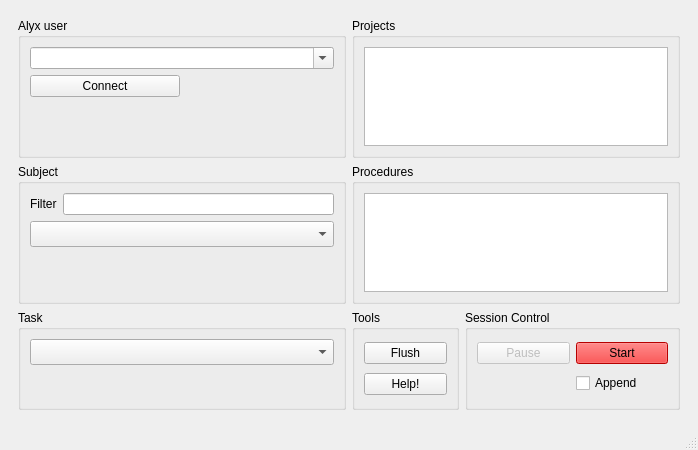
Old version of the form iblrig/gui/wizard.ui in the repository int-brain-lab/iblrig.
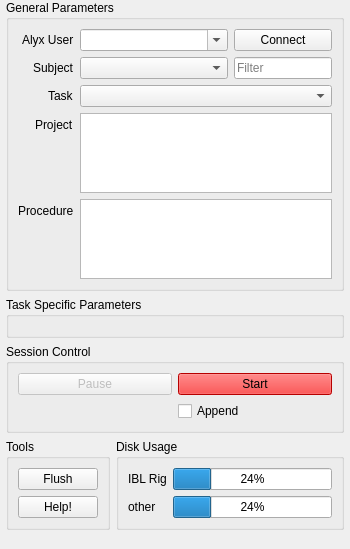
New version of the form.

Commit message: add task parameters to gui

Patch:
```diff
--- a/iblrig/gui/wizard.ui
+++ b/iblrig/gui/wizard.ui
@@ -6,500 +6,713 @@
    <rect>
     <x>0</x>
     <y>0</y>
-    <width>698</width>
-    <height>450</height>
+    <width>350</width>
+    <height>517</height>
    </rect>
   </property>
+  <property name="sizePolicy">
+   <sizepolicy hsizetype="Fixed" vsizetype="Preferred">
+    <horstretch>0</horstretch>
+    <verstretch>0</verstretch>
+   </sizepolicy>
+  </property>
+  <property name="minimumSize">
+   <size>
+    <width>350</width>
+    <height>0</height>
+   </size>
+  </property>
+  <property name="maximumSize">
+   <size>
+    <width>350</width>
+    <height>16777215</height>
+   </size>
+  </property>
+  <property name="sizeIncrement">
+   <size>
+    <width>0</width>
+    <height>0</height>
+   </size>
+  </property>
+  <property name="contextMenuPolicy">
+   <enum>Qt::DefaultContextMenu</enum>
+  </property>
   <property name="windowTitle">
    <string>IBL Rig Wizard</string>
   </property>
+  <property name="windowOpacity">
+   <double>1.000000000000000</double>
+  </property>
+  <property name="autoFillBackground">
+   <bool>false</bool>
+  </property>
+  <property name="animated">
+   <bool>false</bool>
+  </property>
+  <property name="documentMode">
+   <bool>false</bool>
+  </property>
   <widget class="QWidget" name="centralwidget">
-   <layout class="QVBoxLayout" name="verticalLayout_3">
+   <property name="sizePolicy">
+    <sizepolicy hsizetype="MinimumExpanding" vsizetype="MinimumExpanding">
+     <horstretch>0</horstretch>
+     <verstretch>0</verstretch>
+    </sizepolicy>
+   </property>
+   <property name="minimumSize">
+    <size>
+     <width>350</width>
+     <height>0</height>
+    </size>
+   </property>
+   <layout class="QHBoxLayout" name="horizontalLayout_3" stretch="0">
+    <property name="spacing">
+     <number>6</number>
+    </property>
+    <property name="sizeConstraint">
+     <enum>QLayout::SetDefaultConstraint</enum>
+    </property>
+    <property name="leftMargin">
+     <number>0</number>
+    </property>
+    <property name="topMargin">
+     <number>0</number>
+    </property>
+    <property name="rightMargin">
+     <number>0</number>
+    </property>
+    <property name="bottomMargin">
+     <number>0</number>
+    </property>
     <item>
-     <widget class="QFrame" name="uiFrameAlyx">
-      <property name="maximumSize">
-       <size>
-        <width>16777215</width>
-        <height>16777215</height>
-       </size>
+     <layout class="QGridLayout" name="mainGrid">
+      <property name="sizeConstraint">
+       <enum>QLayout::SetMinimumSize</enum>
       </property>
-      <property name="frameShape">
-       <enum>QFrame::NoFrame</enum>
+      <property name="leftMargin">
+       <number>6</number>
       </property>
-      <property name="frameShadow">
-       <enum>QFrame::Plain</enum>
+      <property name="topMargin">
+       <number>0</number>
       </property>
-      <layout class="QGridLayout" name="gridLayout_4">
-       <item row="1" column="2">
-        <widget class="QGroupBox" name="uiGroupProcedures">
-         <property name="sizePolicy">
-          <sizepolicy hsizetype="Preferred" vsizetype="Preferred">
-           <horstretch>3</horstretch>
-           <verstretch>0</verstretch>
-          </sizepolicy>
+      <property name="rightMargin">
+       <number>6</number>
+      </property>
+      <property name="bottomMargin">
+       <number>0</number>
+      </property>
+      <item row="4" column="0">
+       <widget class="QGroupBox" name="uiGroupTools">
+        <property name="sizePolicy">
+         <sizepolicy hsizetype="Preferred" vsizetype="Minimum">
+          <horstretch>0</horstretch>
+          <verstretch>0</verstretch>
+         </sizepolicy>
+        </property>
+        <property name="title">
+         <string>Tools</string>
+        </property>
+        <layout class="QGridLayout" name="gridLayout_3" columnstretch="0">
+         <property name="sizeConstraint">
+          <enum>QLayout::SetFixedSize</enum>
          </property>
-         <property name="title">
-          <string>Procedures</string>
+         <item row="1" column="0">
+          <widget class="QPushButton" name="uiPushHelp">
+           <property name="statusTip">
+            <string>open the iblrig documentation</string>
+           </property>
+           <property name="text">
+            <string>Help!</string>
+           </property>
+          </widget>
+         </item>
+         <item row="0" column="0">
+          <widget class="QPushButton" name="uiPushFlush">
+           <property name="enabled">
+            <bool>true</bool>
+           </property>
+           <property name="statusTip">
+            <string>flush the valve</string>
+           </property>
+           <property name="text">
+            <string>Flush</string>
+           </property>
+           <property name="checkable">
+            <bool>true</bool>
+           </property>
+          </widget>
+         </item>
+        </layout>
+       </widget>
+      </item>
+      <item row="4" column="1">
+       <widget class="QGroupBox" name="uiGroupDiskSpace">
+        <property name="sizePolicy">
+         <sizepolicy hsizetype="Preferred" vsizetype="Minimum">
+          <horstretch>0</horstretch>
+          <verstretch>0</verstretch>
+         </sizepolicy>
+        </property>
+        <property name="title">
+         <string>Disk Usage</string>
+        </property>
+        <layout class="QFormLayout" name="formLayout_2">
+         <property name="sizeConstraint">
+          <enum>QLayout::SetMinimumSize</enum>
          </property>
-         <layout class="QGridLayout" name="gridLayout_2">
-          <item row="1" column="0">
-           <widget class="QListView" name="uiListProcedures">
-            <property name="palette">
-             <palette>
-              <active>
-               <colorrole role="Highlight">
-                <brush brushstyle="SolidPattern">
-                 <color alpha="255">
-                  <red>0</red>
-                  <green>120</green>
-                  <blue>215</blue>
-                 </color>
-                </brush>
-               </colorrole>
-               <colorrole role="HighlightedText">
-                <brush brushstyle="SolidPattern">
-                 <color alpha="255">
-                  <red>255</red>
-                  <green>255</green>
-                  <blue>255</blue>
-                 </color>
-                </brush>
-               </colorrole>
-              </active>
-              <inactive>
-               <colorrole role="Highlight">
-                <brush brushstyle="SolidPattern">
-                 <color alpha="255">
-                  <red>0</red>
-                  <green>120</green>
-                  <blue>215</blue>
-                 </color>
-                </brush>
-               </colorrole>
-               <colorrole role="HighlightedText">
-                <brush brushstyle="SolidPattern">
-                 <color alpha="255">
-                  <red>255</red>
-                  <green>255</green>
-                  <blue>255</blue>
-                 </color>
-                </brush>
-               </colorrole>
-              </inactive>
-              <disabled>
-               <colorrole role="Highlight">
-                <brush brushstyle="SolidPattern">
-                 <color alpha="255">
-                  <red>0</red>
-                  <green>120</green>
-                  <blue>215</blue>
-                 </color>
-                </brush>
-               </colorrole>
-               <colorrole role="HighlightedText">
-                <brush brushstyle="SolidPattern">
-                 <color alpha="255">
-                  <red>255</red>
-                  <green>255</green>
-                  <blue>255</blue>
-                 </color>
-                </brush>
-               </colorrole>
-              </disabled>
-             </palette>
-            </property>
-            <property name="cursor" stdset="0">
-             <cursorShape>PointingHandCursor</cursorShape>
-            </property>
-            <property name="focusPolicy">
-             <enum>Qt::TabFocus</enum>
-            </property>
-            <property name="editTriggers">
-             <set>QAbstractItemView::NoEditTriggers</set>
-            </property>
-            <property name="selectionMode">
-             <enum>QAbstractItemView::MultiSelection</enum>
-            </property>
-           </widget>
-          </item>
-         </layout>
-        </widget>
-       </item>
-       <item row="0" column="2">
-        <widget class="QGroupBox" name="uiGroupProjects">
-         <property name="sizePolicy">
-          <sizepolicy hsizetype="Preferred" vsizetype="Preferred">
-           <horstretch>3</horstretch>
-           <verstretch>0</verstretch>
-          </sizepolicy>
+         <property name="fieldGrowthPolicy">
+          <enum>QFormLayout::AllNonFixedFieldsGrow</enum>
          </property>
-         <property name="maximumSize">
-          <size>
-           <width>16777215</width>
-           <height>16777215</height>
-          </size>
+         <item row="1" column="1">
+          <widget class="QProgressBar" name="uiProgressDiskSpaceOther">
+           <property name="statusTip">
+            <string>space used by other data</string>
+           </property>
+           <property name="value">
+            <number>24</number>
+           </property>
+          </widget>
+         </item>
+         <item row="0" column="1">
+          <widget class="QProgressBar" name="uiProgressDiskSpaceV8">
+           <property name="statusTip">
+            <string>space used by IBL Rig data</string>
+           </property>
+           <property name="value">
+            <number>24</number>
+           </property>
+          </widget>
+         </item>
+         <item row="0" column="0">
+          <widget class="QLabel" name="uiLabelDiskSpaceV8">
+           <property name="text">
+            <string>IBL Rig</string>
+           </property>
+          </widget>
+         </item>
+         <item row="1" column="0">
+          <widget class="QLabel" name="uiLabelDiskSpaceOther">
+           <property name="text">
+            <string>other</string>
+           </property>
+          </widget>
+         </item>
+        </layout>
+       </widget>
+      </item>
+      <item row="3" column="0" colspan="2">
+       <widget class="QGroupBox" name="uiGroupSessionControl">
+        <property name="sizePolicy">
+         <sizepolicy hsizetype="Preferred" vsizetype="Minimum">
+          <horstretch>0</horstretch>
+          <verstretch>0</verstretch>
+         </sizepolicy>
+        </property>
+        <property name="title">
+         <string>Session Control</string>
+        </property>
+        <layout class="QGridLayout" name="gridLayout" columnstretch="0,0,0">
+         <property name="sizeConstraint">
+          <enum>QLayout::SetMinAndMaxSize</enum>
          </property>
-         <property name="title">
-          <string>Projects</string>
+         <property name="leftMargin">
+          <number>9</number>
          </property>
-         <layout class="QGridLayout" name="gridLayout_3">
-          <item row="0" column="0">
-           <widget class="QListView" name="uiListProjects">
-            <property name="palette">
-             <palette>
-              <active>
-               <colorrole role="Highlight">
-                <brush brushstyle="SolidPattern">
-                 <color alpha="255">
-                  <red>0</red>
-                  <green>120</green>
-                  <blue>215</blue>
-                 </color>
-                </brush>
-               </colorrole>
-               <colorrole role="HighlightedText">
-                <brush brushstyle="SolidPattern">
-                 <color alpha="255">
-                  <red>255</red>
-                  <green>255</green>
-                  <blue>255</blue>
-                 </color>
-                </brush>
-               </colorrole>
-              </active>
-              <inactive>
-               <colorrole role="Highlight">
-                <brush brushstyle="SolidPattern">
-                 <color alpha="255">
-                  <red>0</red>
-                  <green>120</green>
-                  <blue>215</blue>
-                 </color>
-                </brush>
-               </colorrole>
-               <colorrole role="HighlightedText">
-                <brush brushstyle="SolidPattern">
-                 <color alpha="255">
-                  <red>255</red>
-                  <green>255</green>
-                  <blue>255</blue>
-                 </color>
-                </brush>
-               </colorrole>
-              </inactive>
-              <disabled>
-               <colorrole role="Highlight">
-                <brush brushstyle="SolidPattern">
-                 <color alpha="255">
-                  <red>0</red>
-                  <green>120</green>
-                  <blue>215</blue>
-                 </color>
-                </brush>
-               </colorrole>
-               <colorrole role="HighlightedText">
-                <brush brushstyle="SolidPattern">
-                 <color alpha="255">
-                  <red>255</red>
-                  <green>255</green>
-                  <blue>255</blue>
-                 </color>
-                </brush>
-               </colorrole>
-              </disabled>
-             </palette>
-            </property>
-            <property name="cursor" stdset="0">
-             <cursorShape>PointingHandCursor</cursorShape>
-            </property>
-            <property name="focusPolicy">
-             <enum>Qt::TabFocus</enum>
-            </property>
-            <property name="editTriggers">
-             <set>QAbstractItemView::NoEditTriggers</set>
-            </property>
-            <property name="selectionMode">
-             <enum>QAbstractItemView::MultiSelection</enum>
-            </property>
-           </widget>
-          </item>
-         </layout>
-        </widget>
-       </item>
-       <item row="1" column="0">
-        <widget class="QGroupBox" name="uiGroupSubject">
-         <property name="sizePolicy">
-          <sizepolicy hsizetype="Preferred" vsizetype="Preferred">
-           <horstretch>3</horstretch>
-           <verstretch>0</verstretch>
-          </sizepolicy>
+         <property name="horizontalSpacing">
+          <number>6</number>
          </property>
-         <property name="title">
-          <string>Subject</string>
+         <item row="2" column="1">
+          <widget class="QPushButton" name="uiPushPause">
+           <property name="enabled">
+            <bool>false</bool>
+           </property>
+           <property name="statusTip">
+            <string>pause the session after the current trial</string>
+           </property>
+           <property name="text">
+            <string>Pause</string>
+           </property>
+           <property name="checkable">
+            <bool>true</bool>
+           </property>
+           <property name="checked">
+            <bool>false</bool>
+           </property>
+          </widget>
+         </item>
+         <item row="2" column="2">
+          <widget class="QPushButton" name="uiPushStart">
+           <property name="statusTip">
+            <string>start the session</string>
+           </property>
+           <property name="styleSheet">
+            <string notr="true">QPushButton { background-color: red; }</string>
+           </property>
+           <property name="text">
+            <string>Start</string>
+           </property>
+          </widget>
+         </item>
+         <item row="3" column="2">
+          <widget class="QCheckBox" name="uiCheckAppend">
+           <property name="sizePolicy">
+            <sizepolicy hsizetype="Minimum" vsizetype="Fixed">
+             <horstretch>0</horstretch>
+             <verstretch>0</verstretch>
+            </sizepolicy>
+           </property>
+           <property name="toolTip">
+            <string/>
+           </property>
+           <property name="statusTip">
+            <string>append to previous session</string>
+           </property>
+           <property name="text">
+            <string>Append</string>
+           </property>
+          </widget>
+         </item>
+        </layout>
+       </widget>
+      </item>
+      <item row="2" column="0" colspan="2">
+       <widget class="QGroupBox" name="uiGroupTaskParameters">
+        <property name="enabled">
+         <bool>true</bool>
+        </property>
+        <property name="sizePolicy">
+         <sizepolicy hsizetype="Preferred" vsizetype="Fixed">
+          <horstretch>0</horstretch>
+          <verstretch>0</verstretch>
+         </sizepolicy>
+        </property>
+        <property name="minimumSize">
+         <size>
+          <width>0</width>
+          <height>0</height>
+         </size>
+        </property>
+        <property name="title">
+         <string>Task Specific Parameters</string>
+        </property>
+        <layout class="QFormLayout" name="formLayout_3">
+         <property name="fieldGrowthPolicy">
+          <enum>QFormLayout::AllNonFixedFieldsGrow</enum>
          </property>
-         <property name="flat">
-          <bool>false</bool>
+         <property name="labelAlignment">
+          <set>Qt::AlignRight|Qt::AlignTrailing|Qt::AlignVCenter</set>
          </property>
-         <property name="checkable">
-          <bool>false</bool>
+        </layout>
+       </widget>
+      </item>
+      <item row="1" column="0" colspan="2">
+       <widget class="QGroupBox" name="uiGroupParameters">
+        <property name="sizePolicy">
+         <sizepolicy hsizetype="Expanding" vsizetype="Fixed">
+          <horstretch>0</horstretch>
+          <verstretch>0</verstretch>
+         </sizepolicy>
+        </property>
+        <property name="title">
+         <string>General Parameters</string>
+        </property>
+        <layout class="QFormLayout" name="formLayout">
+         <property name="sizeConstraint">
+          <enum>QLayout::SetMinimumSize</enum>
          </property>
-         <layout class="QVBoxLayout" name="verticalLayout_2">
-          <item>
-           <layout class="QFormLayout" name="formLayout">
-            <item row="0" column="1">
-             <widget class="QLineEdit" name="lineEditSubject"/>
+         <property name="fieldGrowthPolicy">
+          <enum>QFormLayout::ExpandingFieldsGrow</enum>
+         </property>
+         <property name="labelAlignment">
+          <set>Qt::AlignRight|Qt::AlignTrailing|Qt::AlignVCenter</set>
+         </property>
+         <item row="0" column="0">
+          <widget class="QLabel" name="label">
+           <property name="text">
+            <string>Alyx User</string>
+           </property>
+          </widget>
+         </item>
+         <item row="0" column="1">
+          <widget class="QFrame" name="frame_3">
+           <property name="sizePolicy">
+            <sizepolicy hsizetype="Expanding" vsizetype="Fixed">
+             <horstretch>0</horstretch>
+             <verstretch>0</verstretch>
+            </sizepolicy>
+           </property>
+           <property name="frameShape">
+            <enum>QFrame::NoFrame</enum>
+           </property>
+           <property name="frameShadow">
+            <enum>QFrame::Plain</enum>
+           </property>
+           <layout class="QHBoxLayout" name="horizontalLayout_2">
+            <property name="leftMargin">
+             <number>0</number>
+            </property>
+            <property name="topMargin">
+             <number>0</number>
+            </property>
+            <property name="rightMargin">
+             <number>0</number>
+            </property>
+            <property name="bottomMargin">
+             <number>0</number>
+            </property>
+            <item>
+             <widget class="QComboBox" name="uiComboUser">
+              <property name="sizePolicy">
+               <sizepolicy hsizetype="Expanding" vsizetype="Fixed">
+                <horstretch>3</horstretch>
+                <verstretch>0</verstretch>
+               </sizepolicy>
+              </property>
+              <property name="statusTip">
+               <string>enter or select your Alyx username</string>
+              </property>
+              <property name="editable">
+               <bool>true</bool>
+              </property>
+             </widget>
             </item>
-            <item row="0" column="0">
-             <widget class="QLabel" name="label">
+            <item>
+             <widget class="QPushButton" name="uiPushConnect">
+              <property name="sizePolicy">
+               <sizepolicy hsizetype="Preferred" vsizetype="Fixed">
+                <horstretch>2</horstretch>
+                <verstretch>0</verstretch>
+               </sizepolicy>
+              </property>
+              <property name="maximumSize">
+               <size>
+                <width>150</width>
+                <height>16777215</height>
+               </size>
+              </property>
+              <property name="toolTip">
+               <string/>
+              </property>
+              <property name="statusTip">
+               <string>connect to Alyx</string>
+              </property>
               <property name="text">
+               <string>Connect</string>
+              </property>
+             </widget>
+            </item>
+           </layout>
+          </widget>
+         </item>
+         <item row="1" column="0">
+          <widget class="QLabel" name="label_2">
+           <property name="text">
+            <string>Subject</string>
+           </property>
+          </widget>
+         </item>
+         <item row="1" column="1">
+          <widget class="QFrame" name="frame_2">
+           <property name="sizePolicy">
+            <sizepolicy hsizetype="Expanding" vsizetype="Fixed">
+             <horstretch>0</horstretch>
+             <verstretch>0</verstretch>
+            </sizepolicy>
+           </property>
+           <property name="frameShape">
+            <enum>QFrame::NoFrame</enum>
+           </property>
+           <property name="frameShadow">
+            <enum>QFrame::Plain</enum>
+           </property>
+           <layout class="QHBoxLayout" name="horizontalLayout">
+            <property name="leftMargin">
+             <number>0</number>
+            </property>
+            <property name="topMargin">
+             <number>0</number>
+            </property>
+            <property name="rightMargin">
+             <number>0</number>
+            </property>
+            <property name="bottomMargin">
+             <number>0</number>
+            </property>
+            <item>
+             <widget class="QComboBox" name="uiComboSubject">
+              <property name="sizePolicy">
+               <sizepolicy hsizetype="Expanding" vsizetype="Fixed">
+                <horstretch>3</horstretch>
+                <verstretch>0</verstretch>
+               </sizepolicy>
+              </property>
+              <property name="minimumSize">
+               <size>
+                <width>0</width>
+                <height>0</height>
+               </size>
+              </property>
+              <property name="statusTip">
+               <string>choose a subject</string>
+              </property>
+             </widget>
+            </item>
+            <item>
+             <widget class="QLineEdit" name="lineEditSubject">
+              <property name="sizePolicy">
+               <sizepolicy hsizetype="Preferred" vsizetype="Fixed">
+                <horstretch>2</horstretch>
+                <verstretch>0</verstretch>
+               </sizepolicy>
+              </property>
+              <property name="statusTip">
+               <string>filter displayed subjects by name</string>
+              </property>
+              <property name="layoutDirection">
+               <enum>Qt::LeftToRight</enum>
+              </property>
+              <property name="placeholderText">
                <string>Filter</string>
               </property>
              </widget>
             </item>
            </layout>
-          </item>
-          <item>
-           <widget class="QComboBox" name="uiComboSubject">
-            <property name="minimumSize">
-             <size>
-              <width>0</width>
-              <height>26</height>
-             </size>
-            </property>
-           </widget>
-          </item>
-          <item>
-           <spacer name="verticalSpacer">
-            <property name="orientation">
-             <enum>Qt::Vertical</enum>
-            </property>
-            <property name="sizeHint" stdset="0">
-             <size>
-              <width>20</width>
-              <height>40</height>
-             </size>
-            </property>
-           </spacer>
-          </item>
-         </layout>
-        </widget>
-       </item>
-       <item row="2" column="0">
-        <widget class="QGroupBox" name="uiGroupTask">
-         <property name="sizePolicy">
-          <sizepolicy hsizetype="Preferred" vsizetype="Preferred">
-           <horstretch>3</horstretch>
-           <verstretch>0</verstretch>
-          </sizepolicy>
-         </property>
-         <property name="minimumSize">
-          <size>
-           <width>0</width>
-           <height>100</height>
-          </size>
-         </property>
-         <property name="title">
-          <string>Task</string>
-         </property>
-         <layout class="QVBoxLayout" name="verticalLayout_4">
-          <item>
-           <widget class="QComboBox" name="uiComboTask">
-            <property name="minimumSize">
-             <size>
-              <width>300</width>
-              <height>26</height>
-             </size>
-            </property>
-           </widget>
-          </item>
-          <item>
-           <spacer name="verticalSpacer_3">
-            <property name="orientation">
-             <enum>Qt::Vertical</enum>
-            </property>
-            <property name="sizeHint" stdset="0">
-             <size>
-              <width>20</width>
-              <height>40</height>
-             </size>
-            </property>
-           </spacer>
-          </item>
-         </layout>
-        </widget>
-       </item>
-       <item row="0" column="0">
-        <widget class="QGroupBox" name="uiGroupUser">
-         <property name="sizePolicy">
-          <sizepolicy hsizetype="Preferred" vsizetype="Preferred">
-           <horstretch>3</horstretch>
-           <verstretch>0</verstretch>
-          </sizepolicy>
-         </property>
-         <property name="minimumSize">
-          <size>
-           <width>200</width>
-           <height>0</height>
-          </size>
-         </property>
-         <property name="title">
-          <string>Alyx user</string>
-         </property>
-         <layout class="QVBoxLayout" name="verticalLayout">
-          <item>
-           <widget class="QComboBox" name="uiComboUser">
-            <property name="editable">
-             <bool>true</bool>
-            </property>
-           </widget>
-          </item>
-          <item>
-           <widget class="QPushButton" name="uiPushConnect">
-            <property name="maximumSize">
-             <size>
-              <width>150</width>
-              <height>16777215</height>
-             </size>
-            </property>
-            <property name="text">
-             <string>Connect</string>
-            </property>
-           </widget>
-          </item>
-          <item>
-           <spacer name="verticalSpacer_2">
-            <property name="orientation">
-             <enum>Qt::Vertical</enum>
-            </property>
-            <property name="sizeHint" stdset="0">
-             <size>
-              <width>20</width>
-              <height>40</height>
-             </size>
-            </property>
-           </spacer>
-          </item>
-         </layout>
-        </widget>
-       </item>
-       <item row="2" column="2">
-        <widget class="QFrame" name="gridFrame">
-         <property name="sizePolicy">
-          <sizepolicy hsizetype="Preferred" vsizetype="Preferred">
-           <horstretch>3</horstretch>
-           <verstretch>0</verstretch>
-          </sizepolicy>
-         </property>
-         <layout class="QGridLayout" name="gridLayout_7">
-          <property name="leftMargin">
-           <number>0</number>
-          </property>
-          <property name="topMargin">
-           <number>0</number>
-          </property>
-          <property name="rightMargin">
-           <number>0</number>
-          </property>
-          <property name="bottomMargin">
-           <number>0</number>
-          </property>
-          <property name="horizontalSpacing">
-           <number>6</number>
-          </property>
-          <property name="verticalSpacing">
-           <number>0</number>
-          </property>
-          <item row="0" column="0">
-           <widget class="QGroupBox" name="groupBox">
-            <property name="sizePolicy">
-             <sizepolicy hsizetype="Preferred" vsizetype="Preferred">
-              <horstretch>1</horstretch>
-              <verstretch>0</verstretch>
-             </sizepolicy>
-            </property>
-            <property name="title">
-             <string>Tools</string>
-            </property>
-            <layout class="QVBoxLayout" name="verticalLayout_5">
-             <item>
-              <widget class="QPushButton" name="uiPushFlush">
-               <property name="enabled">
-                <bool>true</bool>
-               </property>
-               <property name="text">
-                <string>Flush</string>
-               </property>
-               <property name="checkable">
-                <bool>true</bool>
-               </property>
-              </widget>
-             </item>
-             <item>
-              <widget class="QPushButton" name="uiPushHelp">
-               <property name="text">
-                <string>Help!</string>
-               </property>
-              </widget>
-             </item>
-            </layout>
-           </widget>
-          </item>
-          <item row="0" column="1">
-           <widget class="QGroupBox" name="uiGroupFlow">
-            <property name="sizePolicy">
-             <sizepolicy hsizetype="Preferred" vsizetype="Preferred">
-              <horstretch>2</horstretch>
-              <verstretch>0</verstretch>
-             </sizepolicy>
-            </property>
-            <property name="title">
-             <string>Session Control</string>
-            </property>
-            <layout class="QGridLayout" name="gridLayout">
-             <item row="2" column="1">
-              <widget class="QPushButton" name="uiPushPause">
-               <property name="enabled">
-                <bool>false</bool>
-               </property>
-               <property name="text">
-                <string>Pause</string>
-               </property>
-               <property name="checkable">
-                <bool>true</bool>
-               </property>
-               <property name="checked">
-                <bool>false</bool>
-               </property>
-              </widget>
-             </item>
-             <item row="2" column="2">
-              <widget class="QPushButton" name="uiPushStart">
-               <property name="styleSheet">
-                <string notr="true">QPushButton { background-color: red; }</string>
-               </property>
-               <property name="text">
-                <string>Start</string>
-               </property>
-              </widget>
-             </item>
-             <item row="3" column="2">
-              <widget class="QCheckBox" name="uiCheckAppend">
-               <property name="toolTip">
-                <string>Append to existing session for the same day</string>
-               </property>
-               <property name="text">
-                <string>Append</string>
-               </property>
-              </widget>
-             </item>
-            </layout>
-           </widget>
-          </item>
-         </layout>
-        </widget>
-       </item>
-      </layout>
-     </widget>
+          </widget>
+         </item>
+         <item row="2" column="0">
+          <widget class="QLabel" name="label_4">
+           <property name="text">
+            <string>Task</string>
+           </property>
+          </widget>
+         </item>
+         <item row="2" column="1">
+          <widget class="QComboBox" name="uiComboTask">
+           <property name="sizePolicy">
+            <sizepolicy hsizetype="Expanding" vsizetype="Fixed">
+             <horstretch>0</horstretch>
+             <verstretch>0</verstretch>
+            </sizepolicy>
+           </property>
+           <property name="minimumSize">
+            <size>
+             <width>0</width>
+             <height>0</height>
+            </size>
+           </property>
+           <property name="statusTip">
+            <string>choose a task for the session</string>
+           </property>
+          </widget>
+         </item>
+         <item row="3" column="0">
+          <widget class="QLabel" name="label_3">
+           <property name="text">
+            <string>Project</string>
+           </property>
+          </widget>
+         </item>
+         <item row="3" column="1">
+          <widget class="QListView" name="uiListProjects">
+           <property name="sizePolicy">
+            <sizepolicy hsizetype="Expanding" vsizetype="Expanding">
+             <horstretch>0</horstretch>
+             <verstretch>0</verstretch>
+            </sizepolicy>
+           </property>
+           <property name="maximumSize">
+            <size>
+             <width>16777215</width>
+             <height>80</height>
+            </size>
+           </property>
+           <property name="palette">
+            <palette>
+             <active>
+              <colorrole role="Highlight">
+               <brush brushstyle="SolidPattern">
+                <color alpha="255">
+                 <red>0</red>
+                 <green>120</green>
+                 <blue>215</blue>
+                </color>
+               </brush>
+              </colorrole>
+              <colorrole role="HighlightedText">
+               <brush brushstyle="SolidPattern">
+                <color alpha="255">
+                 <red>255</red>
+                 <green>255</green>
+                 <blue>255</blue>
+                </color>
+               </brush>
+              </colorrole>
+             </active>
+             <inactive>
+              <colorrole role="Highlight">
+               <brush brushstyle="SolidPattern">
+                <color alpha="255">
+                 <red>0</red>
+                 <green>120</green>
+                 <blue>215</blue>
+                </color>
+               </brush>
+              </colorrole>
+              <colorrole role="HighlightedText">
+               <brush brushstyle="SolidPattern">
+                <color alpha="255">
+                 <red>255</red>
+                 <green>255</green>
+                 <blue>255</blue>
+                </color>
+               </brush>
+              </colorrole>
+             </inactive>
+             <disabled>
+              <colorrole role="Highlight">
+               <brush brushstyle="SolidPattern">
+                <color alpha="255">
+                 <red>0</red>
+                 <green>120</green>
+                 <blue>215</blue>
+                </color>
+               </brush>
+              </colorrole>
+              <colorrole role="HighlightedText">
+               <brush brushstyle="SolidPattern">
+                <color alpha="255">
+                 <red>255</red>
+                 <green>255</green>
+                 <blue>255</blue>
+                </color>
+               </brush>
+              </colorrole>
+             </disabled>
+            </palette>
+           </property>
+           <property name="cursor" stdset="0">
+            <cursorShape>PointingHandCursor</cursorShape>
+           </property>
+           <property name="focusPolicy">
+            <enum>Qt::TabFocus</enum>
+           </property>
+           <property name="statusTip">
+            <string>select one or several projects for the session (mandatory)</string>
+           </property>
+           <property name="editTriggers">
+            <set>QAbstractItemView::NoEditTriggers</set>
+           </property>
+           <property name="selectionMode">
+            <enum>QAbstractItemView::MultiSelection</enum>
+           </property>
+          </widget>
+         </item>
+         <item row="4" column="0">
+          <widget class="QLabel" name="label_5">
+           <property name="text">
+            <string>Procedure</string>
+           </property>
+          </widget>
+         </item>
+         <item row="4" column="1">
+          <widget class="QListView" name="uiListProcedures">
+           <property name="sizePolicy">
+            <sizepolicy hsizetype="Expanding" vsizetype="Expanding">
+             <horstretch>0</horstretch>
+             <verstretch>0</verstretch>
+            </sizepolicy>
+           </property>
+           <property name="maximumSize">
+            <size>
+             <width>16777215</width>
+             <height>80</height>
+            </size>
+           </property>
+           <property name="palette">
+            <palette>
+             <active>
+              <colorrole role="Highlight">
+               <brush brushstyle="SolidPattern">
+                <color alpha="255">
+                 <red>0</red>
+                 <green>120</green>
+                 <blue>215</blue>
+                </color>
+               </brush>
+              </colorrole>
+              <colorrole role="HighlightedText">
+               <brush brushstyle="SolidPattern">
+                <color alpha="255">
+                 <red>255</red>
+                 <green>255</green>
+                 <blue>255</blue>
+                </color>
+               </brush>
+              </colorrole>
+             </active>
+             <inactive>
+              <colorrole role="Highlight">
+               <brush brushstyle="SolidPattern">
+                <color alpha="255">
+                 <red>0</red>
+                 <green>120</green>
+                 <blue>215</blue>
+                </color>
+               </brush>
+              </colorrole>
+              <colorrole role="HighlightedText">
+               <brush brushstyle="SolidPattern">
+                <color alpha="255">
+                 <red>255</red>
+                 <green>255</green>
+                 <blue>255</blue>
+                </color>
+               </brush>
+              </colorrole>
+             </inactive>
+             <disabled>
+              <colorrole role="Highlight">
+               <brush brushstyle="SolidPattern">
+                <color alpha="255">
+                 <red>0</red>
+                 <green>120</green>
+                 <blue>215</blue>
+                </color>
+               </brush>
+              </colorrole>
+              <colorrole role="HighlightedText">
+               <brush brushstyle="SolidPattern">
+                <color alpha="255">
+                 <red>255</red>
+                 <green>255</green>
+                 <blue>255</blue>
+                </color>
+               </brush>
+              </colorrole>
+             </disabled>
+            </palette>
+           </property>
+           <property name="cursor" stdset="0">
+            <cursorShape>PointingHandCursor</cursorShape>
+           </property>
+           <property name="focusPolicy">
+            <enum>Qt::TabFocus</enum>
+           </property>
+           <property name="statusTip">
+            <string>select one or several procedures for the session (mandatory)</string>
+           </property>
+           <property name="editTriggers">
+            <set>QAbstractItemView::NoEditTriggers</set>
+           </property>
+           <property name="selectionMode">
+            <enum>QAbstractItemView::MultiSelection</enum>
+           </property>
+          </widget>
+         </item>
+        </layout>
+       </widget>
+      </item>
+     </layout>
     </item>
    </layout>
   </widget>
@@ -510,6 +723,9 @@
    <property name="toolTip">
     <string/>
    </property>
+   <property name="sizeGripEnabled">
+    <bool>false</bool>
+   </property>
   </widget>
   <action name="uiActionLoadSession">
    <property name="text">
```
Left out of the diff: 31 changed lines with no effect on the pictures. The commit also changes 16 other files.
